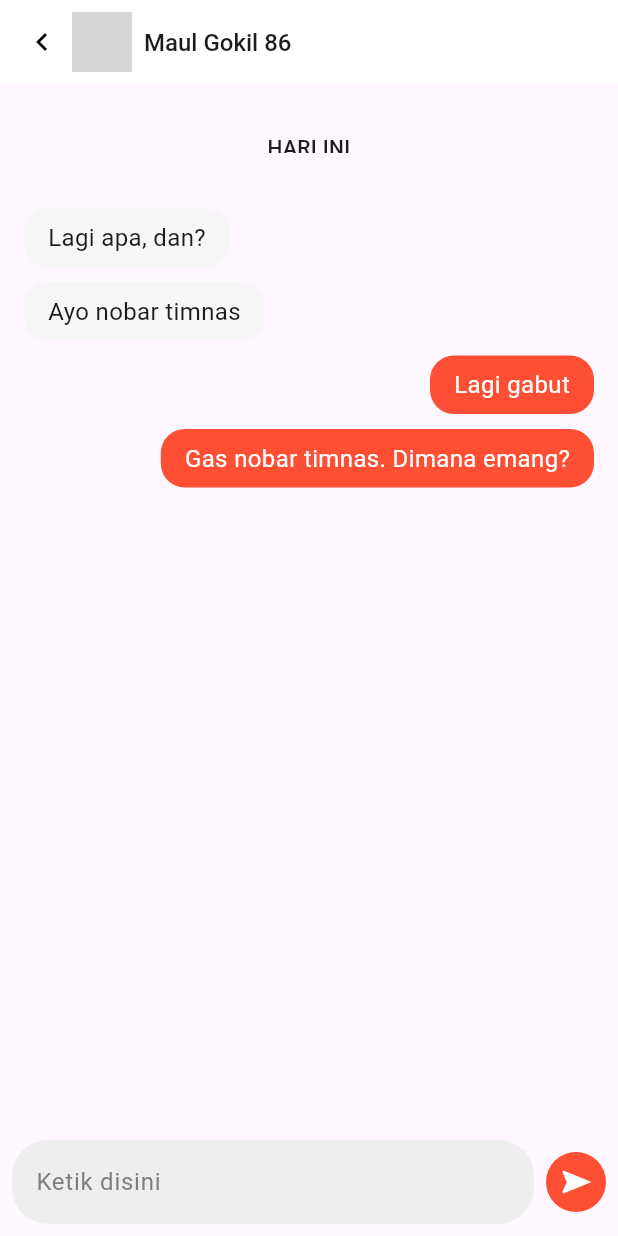
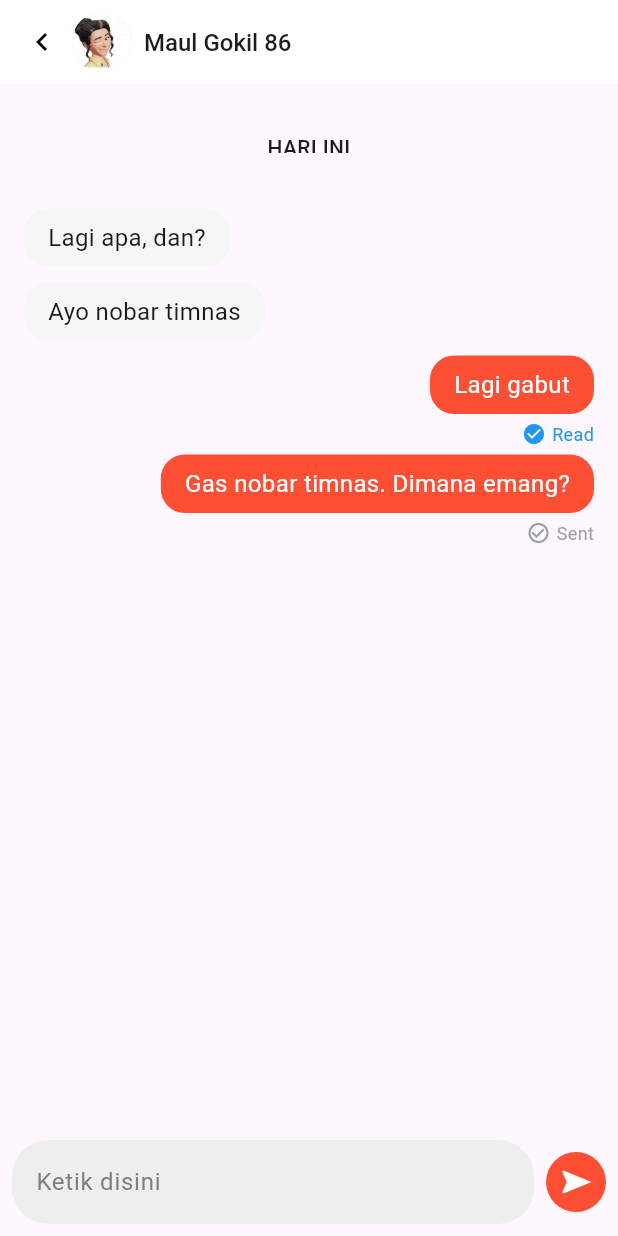
Before and after one commit to Tadika-Mesra-POLINEMA/mesran-app, a Flutter app: the ChatDetailPage screen opened by its route, on a phone screen of 412 x 824 dp. Run offline on Flutter 3.47's test engine with Material 3 defaults, Android fonts, the light colour scheme and no system bars; our stand-ins replace dotted_border, flutter_svg, go_router, shared_preferences; missing offline and left inert: flutter_timer_countdown; accounts and stored records are empty; Roboto replaces fonts that are missing (SF-Pro-Display); grey boxes are pictures that could not be loaded.

```diff
--- a/lib/pages/message/chat_detail_page.dart
+++ b/lib/pages/message/chat_detail_page.dart
@@ -1,13 +1,17 @@
 import 'package:flutter/material.dart';
 import 'package:go_router/go_router.dart';
-import 'package:mesran_app/utils/themes.dart'; // Import your theme file
+import 'package:mesran_app/utils/themes.dart';
 
 class ChatDetailPage extends StatelessWidget {
-  final List<Map<String, String>> messages = [
-    {'sender': 'other', 'text': 'Lagi apa, dan?'},
-    {'sender': 'other', 'text': 'Ayo nobar timnas'},
-    {'sender': 'me', 'text': 'Lagi gabut'},
-    {'sender': 'me', 'text': 'Gas nobar timnas. Dimana emang?'},
+  final List<Map<String, dynamic>> messages = [
+    {'sender': 'other', 'text': 'Lagi apa, dan?', 'isRead': true},
+    {'sender': 'other', 'text': 'Ayo nobar timnas', 'isRead': true},
+    {'sender': 'me', 'text': 'Lagi gabut', 'isRead': true},
+    {
+      'sender': 'me',
+      'text': 'Gas nobar timnas. Dimana emang?',
+      'isRead': false
+    }, // Marked as not read
   ];
 
   @override
@@ -18,13 +22,13 @@ class ChatDetailPage extends StatelessWidget {
           children: [
             GestureDetector(
               onTap: () {
-                context.go('/adamessage'); // Navigate to /message
+                context.go('/adamessage');
               },
               child: Icon(Icons.chevron_left, color: Colors.black),
             ),
             const SizedBox(width: 8),
             CircleAvatar(
-              backgroundImage: AssetImage('assets/images/avatar.png'),
+              backgroundImage: AssetImage('assets/images/avatar.jpeg'),
             ),
             const SizedBox(width: 8),
             Text("Maul Gokil 86", style: titleOneMedium),
@@ -56,10 +60,16 @@ class ChatDetailPage extends StatelessWidget {
               itemBuilder: (context, index) {
                 final message = messages[index];
                 final isMe = message['sender'] == 'me';
+                final isRead = message['isRead'] ?? false;
 
-                return Row(
-                  mainAxisAlignment:
-                      isMe ? MainAxisAlignment.end : MainAxisAlignment.start,
+                return Column(
+                  crossAxisAlignment:
+                      isMe ? CrossAxisAlignment.end : CrossAxisAlignment.start,
+                  children: [
+                    Row(
+                      mainAxisAlignment: isMe
+                          ? MainAxisAlignment.end
+                          : MainAxisAlignment.start,
                       children: [
                         Container(
                           padding: const EdgeInsets.symmetric(
@@ -72,13 +82,34 @@ class ChatDetailPage extends StatelessWidget {
                           child: Text(
                             message['text']!,
                             style: titleOneRegular.copyWith(
-                          height: 1.2, // Set line height
-                          color: isMe
-                              ? Colors.white
-                              : neutralBase, // Set color based on condition
+                              height: 1.2,
+                              color: isMe ? Colors.white : neutralBase,
                             ),
-                        textAlign: TextAlign.left, // Left align the text
+                            textAlign: TextAlign.left,
                           ),
+                        ),
+                      ],
+                    ),
+                    if (isMe) // Only show check mark for user's messages
+                      Row(
+                        mainAxisAlignment: MainAxisAlignment.end,
+                        children: [
+                          Icon(
+                            isRead
+                                ? Icons.check_circle
+                                : Icons.check_circle_outline,
+                            color: isRead ? Colors.blue : Colors.grey,
+                            size: 16,
+                          ),
+                          const SizedBox(width: 4),
+                          Text(
+                            isRead ? 'Read' : 'Sent',
+                            style: TextStyle(
+                              color: isRead ? Colors.blue : Colors.grey,
+                              fontSize: 12,
+                            ),
+                          ),
+                        ],
                       ),
                   ],
                 );
@@ -94,15 +125,14 @@ class ChatDetailPage extends StatelessWidget {
                     decoration: InputDecoration(
                       hintText: 'Ketik disini',
                       hintStyle: titleOneRegular.copyWith(
-                        // Use copyWith to customize the hint style
-                        color: neutral40, // Set the color for the hint text
+                        color: neutral40,
                       ),
                       border: OutlineInputBorder(
                         borderRadius: BorderRadius.circular(24),
-                        borderSide: BorderSide.none, // No border
+                        borderSide: BorderSide.none,
                       ),
-                      fillColor: Colors.grey[200], // Background color
-                      filled: true, // Fill the background
+                      fillColor: Colors.grey[200],
+                      filled: true,
                     ),
                   ),
                 ),
@@ -114,7 +144,7 @@ class ChatDetailPage extends StatelessWidget {
                     child: IconButton(
                       icon: Icon(Icons.navigation, color: Colors.white),
                       onPressed: () {
-                        context.go('/nextPage'); // Navigate to the next page
+                        context.go('/nextPage');
                       },
                     ),
                   ),
--- a/lib/utils/themes.dart
+++ b/lib/utils/themes.dart
@@ -128,6 +128,7 @@ TextStyle titleTwoBold = baseTextStyle(14, FontWeight.bold);
 TextStyle titleTwoSemiBold = baseTextStyle(14, FontWeight.w600);
 TextStyle titleTwoMedium = baseTextStyle(14, FontWeight.w500);
 TextStyle titleTwoLight = baseTextStyle(14, FontWeight.w300);
+TextStyle titleTwoRegular = baseTextStyle(14, FontWeight.w400);
 
 TextStyle titleThree = baseTextStyle(14, FontWeight.normal);
 TextStyle titleThreeBold = baseTextStyle(14, FontWeight.bold);
@@ -141,3 +142,4 @@ TextStyle paragraphOneBold = baseTextStyle(14, FontWeight.bold);
 TextStyle paragraphOneSemiBold = baseTextStyle(14, FontWeight.w600);
 TextStyle paragraphOneMedium = baseTextStyle(14, FontWeight.w500);
 TextStyle paragraphOneLight = baseTextStyle(14, FontWeight.w300);
+TextStyle paragraphOneNotBold = baseTextStyle(12, FontWeight.w600);
```
Also changed, not shown: lib/pages/message/ada_chat_page.dart (+44 -14 lines), lib/pages/message/chat_detail_grup_page.dart (added, +205 -0 lines), lib/routes.dart (+13 -5 lines), assets/images/avatar.jpeg (added). Lines whose indentation alone changed are shown as unchanged.
